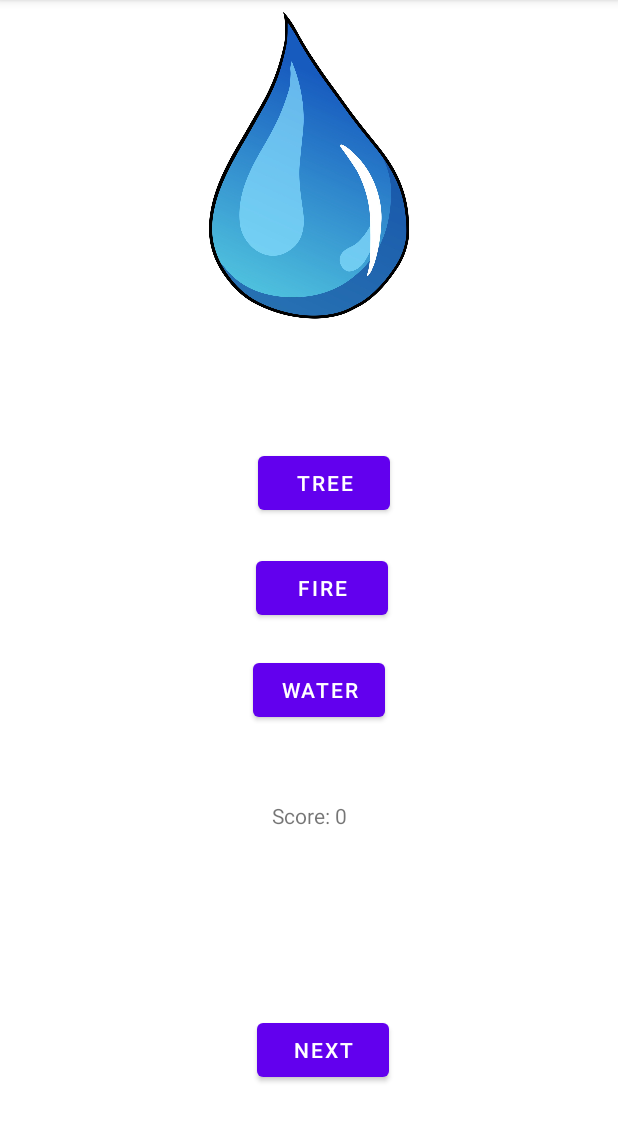
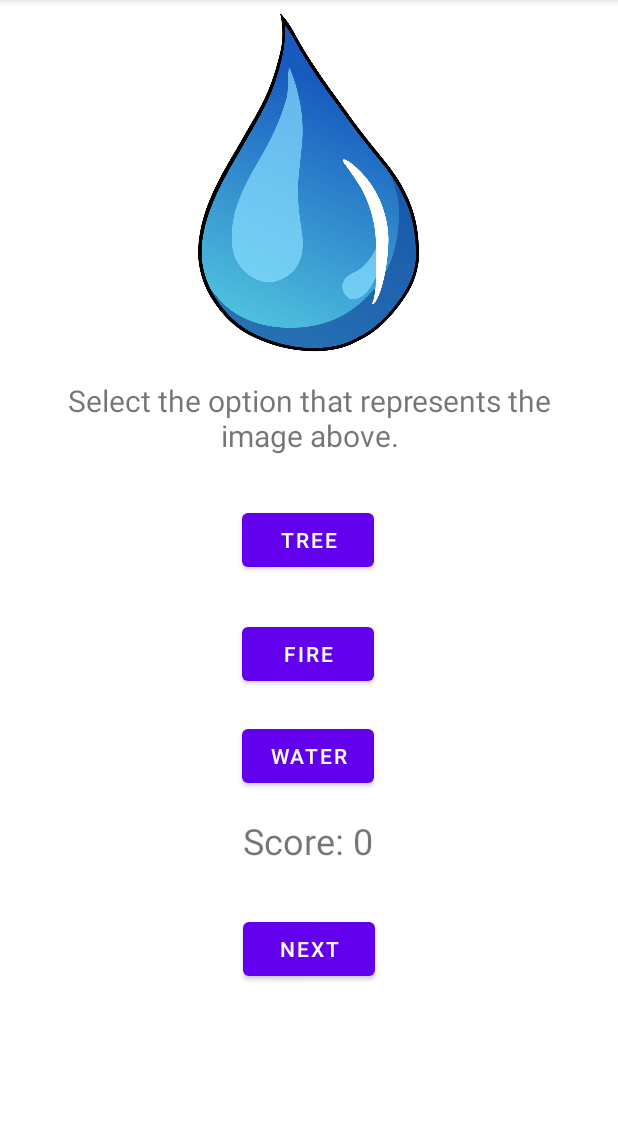
Before and after one commit to BSEF19A532/BSEF19A532-Mobile-Computing-Learning-And-Teaching-App, an Android app: the screen it shows after launch (Exam), after a tap on "EXAMINATION", on a phone screen of 412 x 824 dp, the part 84-1226 px from its top. Run offline under Robolectric (Android 15) with nearby library versions, the phone set to English and light mode, and no system bars.

Commit message:
Added Repository Button

```diff
--- a/app/src/main/java/com/example/bsef19a532mobilecomputinglearningandteachingapp/Learning.java
+++ b/app/src/main/java/com/example/bsef19a532mobilecomputinglearningandteachingapp/Learning.java
@@ -35,7 +35,7 @@ public class Learning extends AppCompatActivity {
             public void onClick(View view) {
                 current_index++;
                 img.setImageResource( Data.images[current_index] );
-                txt.setText( "This is a " + Data.contents[current_index] );
+                txt.setText( "This is " + Data.contents[current_index] );
 
                 if ( ! btn_prev.isShown() && current_index > 0 ) {
                     btn_prev.setVisibility(View.VISIBLE);
--- a/app/src/main/java/com/example/bsef19a532mobilecomputinglearningandteachingapp/MainActivity.java
+++ b/app/src/main/java/com/example/bsef19a532mobilecomputinglearningandteachingapp/MainActivity.java
@@ -3,15 +3,20 @@ package com.example.bsef19a532mobilecomputinglearningandteachingapp;
 import androidx.appcompat.app.AppCompatActivity;
 
 import android.content.Intent;
+import android.net.Uri;
 import android.os.Bundle;
 import android.util.Log;
 import android.view.View;
 import android.widget.Button;
 
+import java.net.URI;
+
 public class MainActivity extends AppCompatActivity {
 
     Button btn_learn;
     Button btn_exam;
+    Button btn_repo;
+    String repo_url = "https://github.com/BSEF19A532/BSEF19A532-Mobile-Computing-Learning-And-Teaching-App";
 
     @Override
     protected void onCreate(Bundle savedInstanceState) {
@@ -20,6 +25,7 @@ public class MainActivity extends AppCompatActivity {
 
         btn_learn = findViewById(R.id.btn_learn);
         btn_exam = findViewById(R.id.btn_exam);
+        btn_repo = findViewById(R.id.btn_repo);
 
         // move to the learning activity
         btn_learn.setOnClickListener(new View.OnClickListener() {
@@ -38,5 +44,14 @@ public class MainActivity extends AppCompatActivity {
                 startActivity(intent);
             }
         });
+
+        // repository button
+        btn_repo.setOnClickListener(new View.OnClickListener() {
+            @Override
+            public void onClick(View view) {
+                Intent intent = new Intent(Intent.ACTION_VIEW, Uri.parse(repo_url));
+                startActivity(intent);
+            }
+        });
     }
 }
--- a/app/src/main/res/layout/activity_exam.xml
+++ b/app/src/main/res/layout/activity_exam.xml
@@ -8,13 +8,15 @@
 
     <ImageView
         android:id="@+id/image"
-        android:layout_width="409dp"
-        android:layout_height="0dp"
-        android:layout_marginBottom="313dp"
-        app:layout_constraintBottom_toTopOf="@+id/score_text"
+        android:layout_width="411dp"
+        android:layout_height="243dp"
+        android:layout_marginBottom="38dp"
+        app:layout_constraintBottom_toTopOf="@+id/instruction"
         app:layout_constraintEnd_toEndOf="parent"
+        app:layout_constraintHorizontal_bias="0.0"
         app:layout_constraintStart_toStartOf="parent"
         app:layout_constraintTop_toTopOf="parent"
+        app:layout_constraintVertical_bias="0.0"
         app:srcCompat="@color/black"
         tools:srcCompat="@drawable/ic_launcher_background" />
 
@@ -23,19 +25,22 @@
         android:layout_width="wrap_content"
         android:layout_height="wrap_content"
         android:layout_marginStart="3dp"
-        android:layout_marginTop="298dp"
+        android:layout_marginTop="336dp"
         android:text="Button"
-        app:layout_constraintStart_toStartOf="@+id/option_3"
+        app:layout_constraintEnd_toEndOf="parent"
+        app:layout_constraintHorizontal_bias="0.493"
+        app:layout_constraintStart_toStartOf="parent"
         app:layout_constraintTop_toTopOf="parent" />
 
     <Button
         android:id="@+id/option_2"
         android:layout_width="wrap_content"
         android:layout_height="wrap_content"
-        android:layout_marginTop="22dp"
+        android:layout_marginTop="28dp"
         android:layout_marginEnd="1dp"
         android:text="Button"
-        app:layout_constraintEnd_toEndOf="@+id/option_1"
+        app:layout_constraintEnd_toEndOf="parent"
+        app:layout_constraintStart_toStartOf="parent"
         app:layout_constraintTop_toBottomOf="@+id/option_1" />
 
     <Button
@@ -45,30 +50,42 @@
         android:layout_marginTop="20dp"
         android:text="Button"
         app:layout_constraintEnd_toEndOf="parent"
-        app:layout_constraintHorizontal_bias="0.52"
+        app:layout_constraintHorizontal_bias="0.498"
         app:layout_constraintStart_toStartOf="parent"
         app:layout_constraintTop_toBottomOf="@+id/option_2" />
 
     <Button
         android:id="@+id/btn_next_question"
         android:layout_width="wrap_content"
-        android:layout_height="wrap_content"
-        android:layout_marginBottom="41dp"
+        android:layout_height="0dp"
+        android:layout_marginTop="32dp"
         android:text="@string/next"
-        app:layout_constraintBottom_toBottomOf="parent"
         app:layout_constraintEnd_toEndOf="parent"
-        app:layout_constraintHorizontal_bias="0.529"
+        app:layout_constraintHorizontal_bias="0.5"
         app:layout_constraintStart_toStartOf="parent"
-        app:layout_constraintTop_toBottomOf="@+id/image"
-        app:layout_constraintVertical_bias="0.994" />
+        app:layout_constraintTop_toBottomOf="@+id/score_text" />
 
     <TextView
         android:id="@+id/score_text"
         android:layout_width="wrap_content"
         android:layout_height="wrap_content"
-        android:layout_marginTop="50dp"
+        android:layout_marginTop="16dp"
         android:text="Score: 0"
+        android:textSize="24sp"
         app:layout_constraintEnd_toEndOf="parent"
+        app:layout_constraintHorizontal_bias="0.498"
         app:layout_constraintStart_toStartOf="parent"
         app:layout_constraintTop_toBottomOf="@+id/option_3" />
+
+    <TextView
+        android:id="@+id/instruction"
+        android:layout_width="347dp"
+        android:layout_height="wrap_content"
+        android:layout_marginBottom="32dp"
+        android:text="Select the option that represents the image above."
+        android:textAlignment="center"
+        android:textSize="20sp"
+        app:layout_constraintBottom_toTopOf="@+id/option_1"
+        app:layout_constraintEnd_toEndOf="parent"
+        app:layout_constraintStart_toStartOf="parent" />
 </androidx.constraintlayout.widget.ConstraintLayout>
--- a/app/src/main/res/layout/activity_learning.xml
+++ b/app/src/main/res/layout/activity_learning.xml
@@ -21,6 +21,7 @@
         android:layout_height="wrap_content"
         android:layout_marginTop="20dp"
         android:text="This is a tree."
+        android:textSize="24sp"
         app:layout_constraintEnd_toEndOf="parent"
         app:layout_constraintStart_toStartOf="parent"
         app:layout_constraintTop_toBottomOf="@+id/image_learning" />
--- a/app/src/main/res/layout/activity_main.xml
+++ b/app/src/main/res/layout/activity_main.xml
@@ -26,4 +26,14 @@
         app:layout_constraintStart_toStartOf="@+id/btn_learn"
         app:layout_constraintTop_toTopOf="parent" />
 
+    <Button
+        android:id="@+id/btn_repo"
+        android:layout_width="wrap_content"
+        android:layout_height="wrap_content"
+        android:layout_marginTop="8dp"
+        android:text="@string/btn_repo"
+        app:layout_constraintEnd_toEndOf="@+id/btn_exam"
+        app:layout_constraintStart_toStartOf="@+id/btn_exam"
+        app:layout_constraintTop_toBottomOf="@+id/btn_exam" />
+
 </androidx.constraintlayout.widget.ConstraintLayout>
--- a/app/src/main/res/values/strings.xml
+++ b/app/src/main/res/values/strings.xml
@@ -2,6 +2,7 @@
     <string name="app_name">BSEF19A532 Mobile ComputingLearningAndTeachingApp</string>
     <string name="btn_learning">Learning</string>
     <string name="btn_exam">Examination</string>
+    <string name="btn_repo">Github Repository</string>
     <string name="title_activity_learning">Learning</string>
     <!-- Strings used for fragments for navigation -->
     <string name="first_fragment_label">First Fragment</string>
@@ -11,4 +12,5 @@
 
     <string name="hello_first_fragment">Hello first fragment</string>
     <string name="hello_second_fragment">Hello second fragment. Arg: %1$s</string>
+
 </resources>
```
